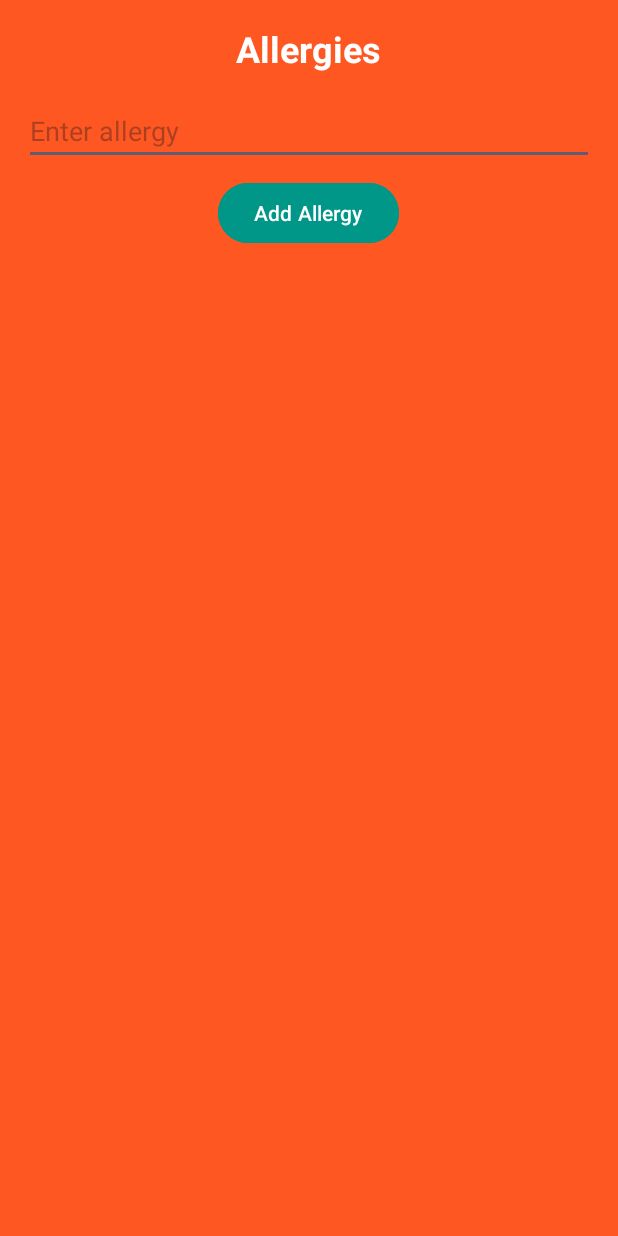
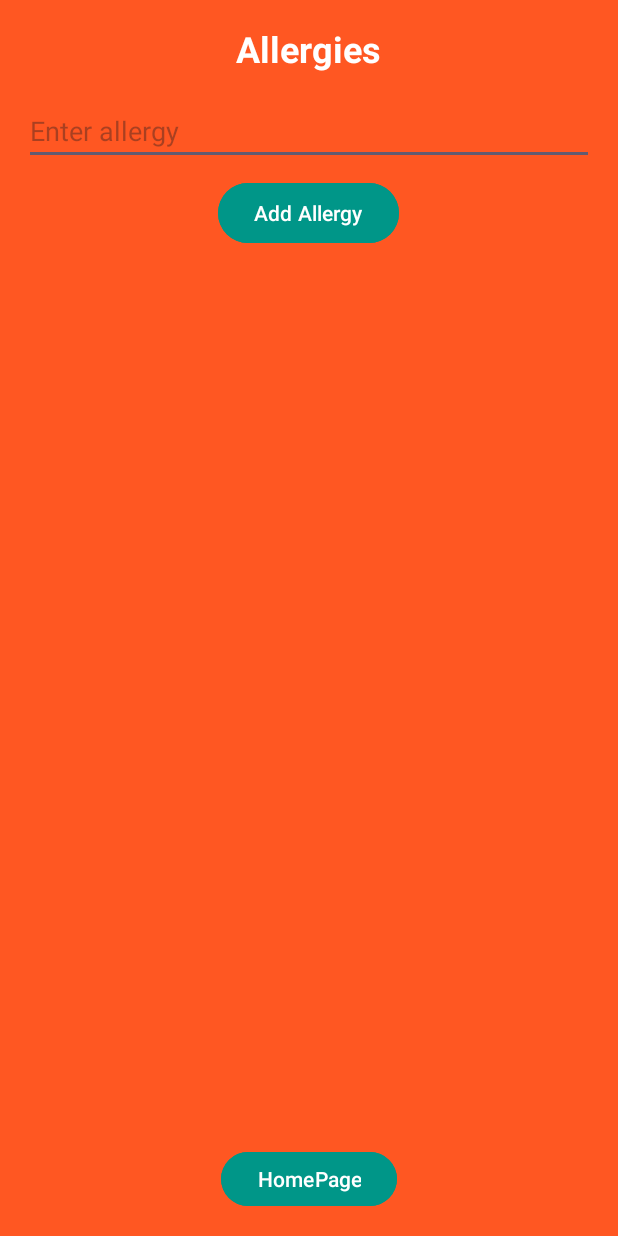
Before and after one commit to AbdelHamdyGhanem/FoodFinderApp, an Android app: the AllergiesActivity screen opened directly, with no data from a screen before it, on a phone screen of 412 x 824 dp. Run offline under Robolectric (Android 15) with nearby library versions, the phone set to English and light mode, and no system bars.

```diff
--- a/Application/app/src/main/java/com/example/application/AllergiesActivity.kt
+++ b/Application/app/src/main/java/com/example/application/AllergiesActivity.kt
@@ -1,5 +1,6 @@
 package com.example.application
 
+import android.content.Intent
 import android.os.Bundle
 import android.widget.*
 import androidx.appcompat.app.AppCompatActivity
@@ -47,6 +48,11 @@ class AllergiesActivity : AppCompatActivity() {
             Toast.makeText(this, "Allergy removed!", Toast.LENGTH_SHORT).show()
             true
         }
+
+        val buttonHomepage = findViewById<Button>(R.id.button_homepage)
+        buttonHomepage.setOnClickListener {
+            finish()
+        }
     }
 
     private fun loadAllergiesFromFile(): ArrayList<String> {
--- a/Application/app/src/main/res/layout/activity_allergies.xml
+++ b/Application/app/src/main/res/layout/activity_allergies.xml
@@ -47,8 +47,18 @@
         <ListView
             android:id="@+id/allergiesListView"
             android:layout_width="match_parent"
+            android:layout_height="574dp"
+            android:layout_marginTop="16dp" />
+
+        <Button
+            android:id="@+id/button_homepage"
+            android:layout_width="wrap_content"
             android:layout_height="wrap_content"
-            android:layout_marginTop="16dp" />
+            android:layout_gravity="center_horizontal"
+            android:layout_marginTop="8dp"
+            android:backgroundTint="#009688"
+            android:text="HomePage"
+            android:textColor="#FFFFFF" />
 
     </LinearLayout>
 </androidx.constraintlayout.widget.ConstraintLayout>
```
